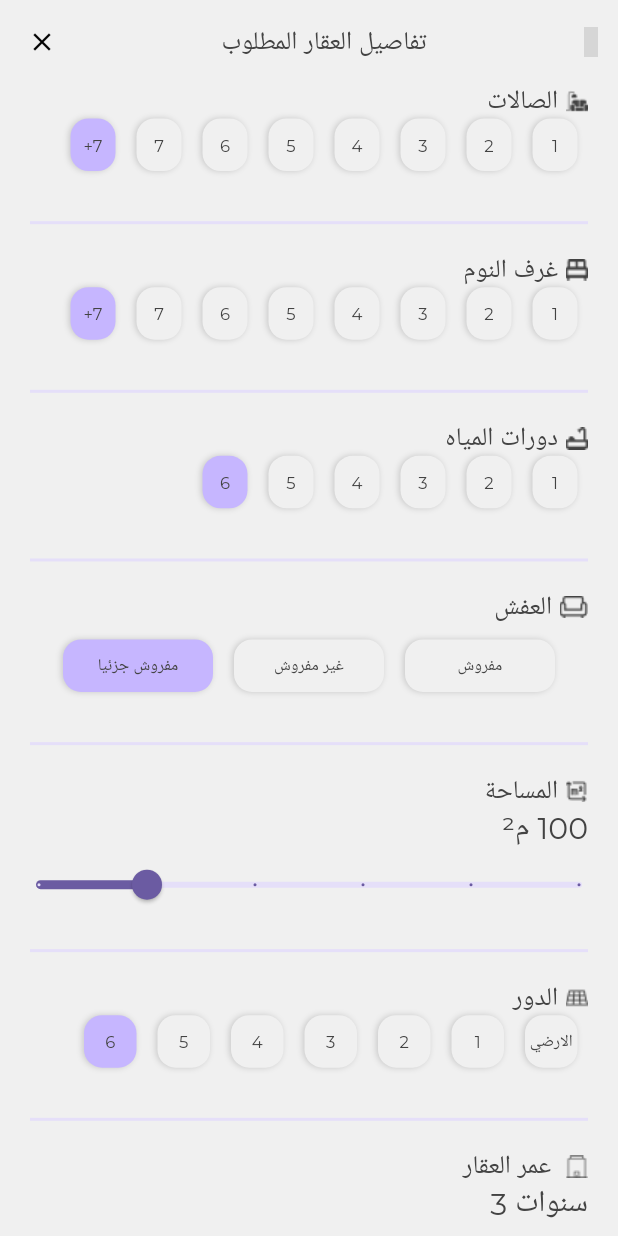
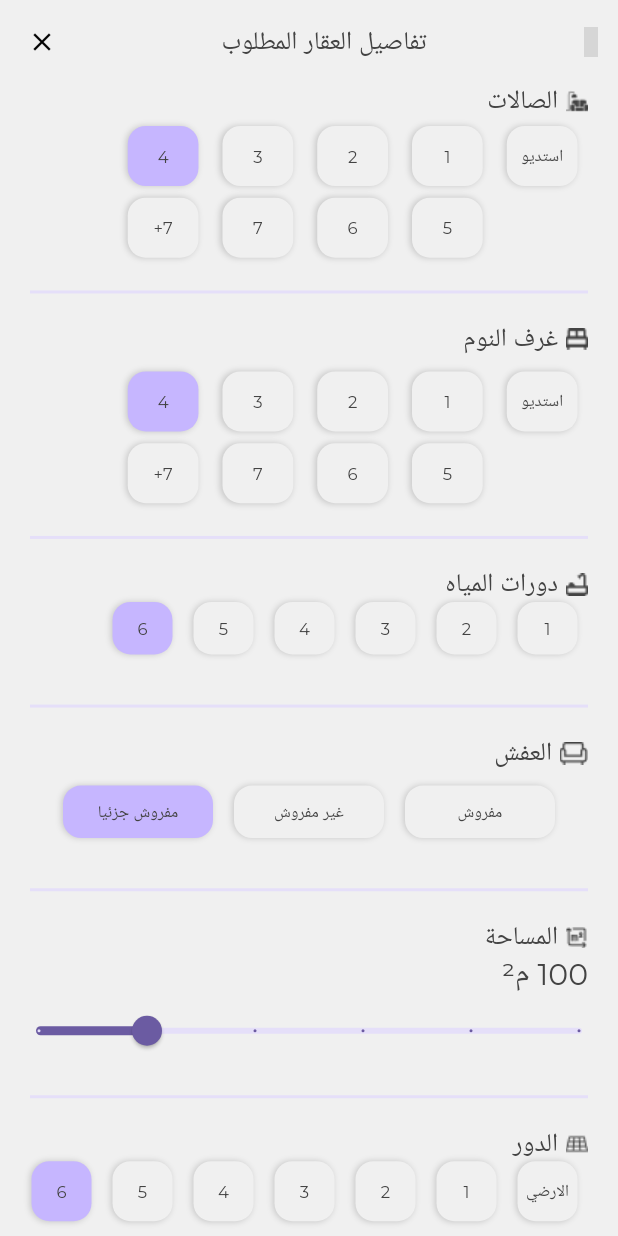
Before and after one commit to ThanaaAdel/designelather, a Flutter app: the screen it shows after launch, on a phone screen of 412 x 824 dp. Run offline on Flutter 3.47's test engine with Material 2 defaults, Android fonts, the phone set to English and light mode, and no system bars; our stand-ins replace go_router, google_fonts; missing offline and left inert: icons_flutter; grey boxes are pictures that could not be loaded.

Commit message:
createv grid view in hall and living room pagre

```diff
--- a/lib/features/details_of_the_requested_request_view/presentaion/widgets/bath_room_container.dart
+++ b/lib/features/details_of_the_requested_request_view/presentaion/widgets/bath_room_container.dart
@@ -45,7 +45,7 @@ class _BathroomContainerState extends State<BathroomContainer> {
                         child: AnimatedContainer(
                           duration: const Duration(milliseconds: 300),
                           margin: const EdgeInsets.symmetric(horizontal: 7),
-                          width: 30,
+                          width: 40,
                           height: 35,
                           decoration: BoxDecoration(
                             boxShadow: [
--- a/lib/features/details_of_the_requested_request_view/presentaion/widgets/floor_container.dart
+++ b/lib/features/details_of_the_requested_request_view/presentaion/widgets/floor_container.dart
@@ -49,8 +49,8 @@ class _FloorContainerState extends State<FloorContainer> {
                           child: AnimatedContainer(
                             duration: const Duration(milliseconds: 300),
                             margin: const EdgeInsets.symmetric(horizontal: 7),
-                            width: 35,
-                            height: 35,
+                            width: 40,
+                            height: 40,
                             decoration: BoxDecoration(
                               boxShadow: [
                                 BoxShadow(
--- a/lib/features/details_of_the_requested_request_view/presentaion/widgets/halls_container.dart
+++ b/lib/features/details_of_the_requested_request_view/presentaion/widgets/halls_container.dart
@@ -1,17 +1,17 @@
 import 'package:designelather/constant.dart';
+import 'package:designelather/core/utils/gaps.dart';
 import 'package:designelather/features/details_of_the_requested_request_view/presentaion/widgets/text_and_icon.dart';
 import 'package:flutter/material.dart';
 
 import '../../../../core/utils/assets.dart';
 import '../../../../core/widgets/custom_divider.dart';
-import 'number_container.dart';
 class HallsContainer extends StatefulWidget {
   const HallsContainer({Key? key}) : super(key: key);
 
   @override
   State<HallsContainer> createState() => _HallsContainerState();
 }
-List<String> taps = const ['+7', '7', '6', '5', '4', '3', '2', '1'];
+List<String> taps = const ['4', '+7', '3', '7', '2', '6', '1', '5','استديو'];
 int current = 0;
 class _HallsContainerState extends State<HallsContainer> {
   @override
@@ -21,14 +21,24 @@ class _HallsContainerState extends State<HallsContainer> {
         text: 'الصالات',
         image: Image.asset(AssetsData.hallsImage),
       ),
+      Gaps.vGap5,
       Padding(
         padding: const EdgeInsets.only(right: 20),
         child: Row(
           mainAxisAlignment: MainAxisAlignment.end,
           children: [
             SizedBox(
-              height: MediaQuery.of(context).size.height * 0.06,
-              child: ListView.builder(
+              height: MediaQuery.of(context).size.height * 0.11,
+              child: GridView.builder(
+
+
+    gridDelegate: const SliverGridDelegateWithFixedCrossAxisCount(
+    crossAxisSpacing: 5,
+    mainAxisSpacing: 2,
+    crossAxisCount: 2,
+    childAspectRatio: 0.7,
+
+    ),
                 padding: EdgeInsets.zero,
                 physics: const NeverScrollableScrollPhysics(),
                 itemCount: taps.length,
@@ -46,9 +56,10 @@ class _HallsContainerState extends State<HallsContainer> {
                         child: AnimatedContainer(
                           duration: const Duration(milliseconds: 300),
                           margin: const EdgeInsets.symmetric(horizontal: 7),
-                          width: 30,
-                          height: 35,
+                          width: 100,
+                          height: 40,
                           decoration: BoxDecoration(
+
                             boxShadow: [
                               BoxShadow(
                                   color: Colors.grey.withOpacity(0.5),
--- a/lib/features/details_of_the_requested_request_view/presentaion/widgets/living_room_container.dart
+++ b/lib/features/details_of_the_requested_request_view/presentaion/widgets/living_room_container.dart
@@ -1,3 +1,4 @@
+import 'package:designelather/core/utils/gaps.dart';
 import 'package:designelather/features/details_of_the_requested_request_view/presentaion/widgets/text_and_icon.dart';
 import 'package:flutter/material.dart';
 import '../../../../constant.dart';
@@ -12,7 +13,7 @@ class LivingRoomContainer extends StatefulWidget {
 }
 
 class _LivingRoomContainerState extends State<LivingRoomContainer> {
-  List<String> taps = const ['+7', '7', '6', '5', '4', '3', '2', '1'];
+  List<String> taps = const ['4', '+7', '3', '7', '2', '6', '1', '5','استديو'];
 
   int current = 0;
   @override
@@ -23,14 +24,24 @@ class _LivingRoomContainerState extends State<LivingRoomContainer> {
           text: 'غرف النوم',
           image: Image.asset(AssetsData.livingRoomImage),
         ),
+        Gaps.vGap10,
         Padding(
           padding: const EdgeInsets.only(right: 20),
           child: Row(
             mainAxisAlignment: MainAxisAlignment.end,
             children: [
               SizedBox(
-                height: MediaQuery.of(context).size.height * 0.06,
-                child: ListView.builder(
+                height: MediaQuery.of(context).size.height * 0.11,
+                child: GridView.builder(
+
+
+                  gridDelegate: const SliverGridDelegateWithFixedCrossAxisCount(
+                    crossAxisSpacing: 5,
+                    mainAxisSpacing: 2,
+                    crossAxisCount: 2,
+                    childAspectRatio: 0.7,
+
+                  ),
                   padding: EdgeInsets.zero,
                   physics: const NeverScrollableScrollPhysics(),
                   itemCount: taps.length,
@@ -48,9 +59,10 @@ class _LivingRoomContainerState extends State<LivingRoomContainer> {
                           child: AnimatedContainer(
                             duration: const Duration(milliseconds: 300),
                             margin: const EdgeInsets.symmetric(horizontal: 7),
-                            width: 30,
-                            height: 35,
+                            width: 100,
+                            height: 40,
                             decoration: BoxDecoration(
+
                               boxShadow: [
                                 BoxShadow(
                                     color: Colors.grey.withOpacity(0.5),
@@ -74,17 +86,7 @@ class _LivingRoomContainerState extends State<LivingRoomContainer> {
                             ),
                           ),
                         ),
-                        const SizedBox(
-                          height: 8,
-                        ),
-                        // Visibility(
-                        //     visible: current == index,
-                        //     child: Container(
-                        //       width: 5,
-                        //       height: 5,
-                        //       decoration: const BoxDecoration(
-                        //           color: kPrimaryColorPurple, shape: BoxShape.circle),
-                        //     ))
+
                       ],
                     );
                   },
```
